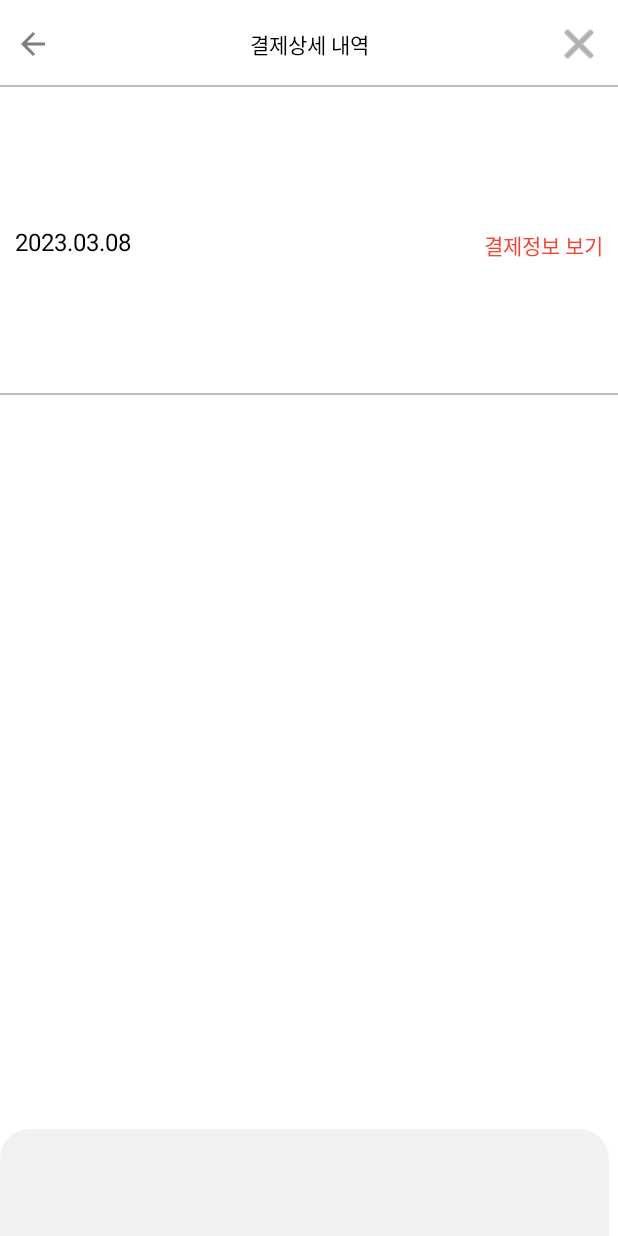
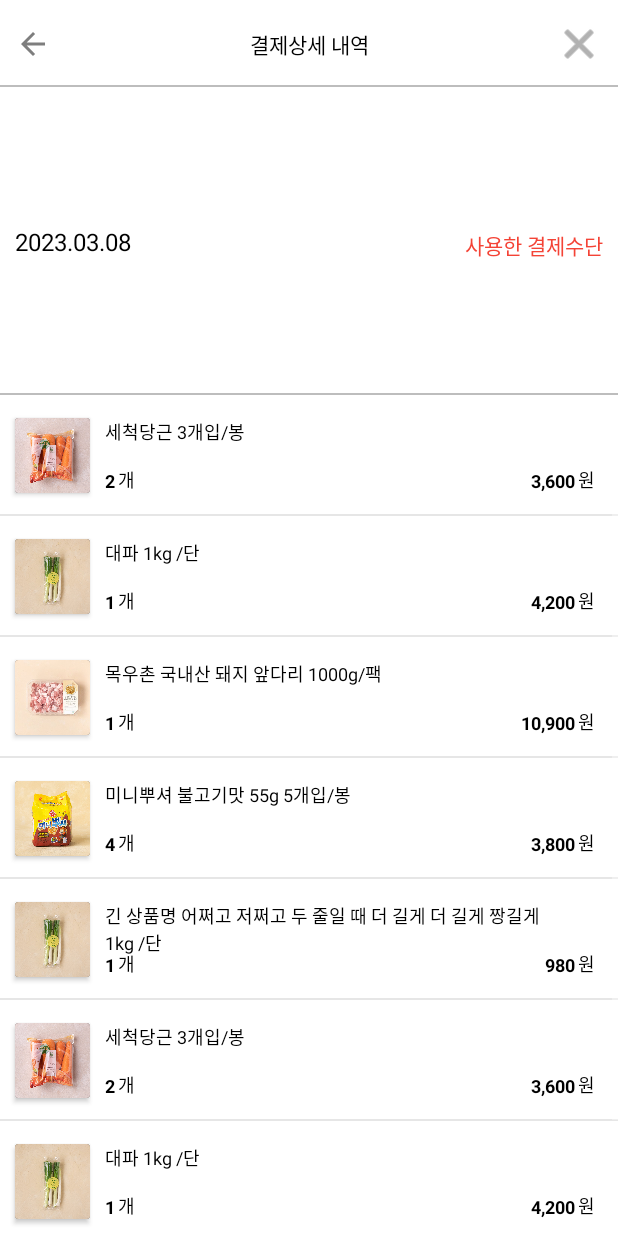
Before and after one commit to 2022-SMHRD-KDT-New-IoT-4/Smcart-Android, an Android app: the PayDetailActivity screen opened directly, with no data from a screen before it, on a phone screen of 412 x 824 dp. Run offline under Robolectric (Android 15) with nearby library versions, the phone set to English and light mode, and no system bars.

Commit message:
이솔 -pull(for copy prj)

```diff
--- a/app/src/main/AndroidManifest.xml
+++ b/app/src/main/AndroidManifest.xml
@@ -57,11 +57,14 @@
 
                 <category android:name="android.intent.category.LAUNCHER" />
             </intent-filter>
+
         </activity>
 
         <activity
             android:name=".SplashActivity"
-            android:exported="false" />
+            android:exported="true">
+
+        </activity>
         <activity
             android:name=".MainActivity"
             android:exported="true">
--- a/app/src/main/java/com/example/smcart/CardAdapter.kt
+++ b/app/src/main/java/com/example/smcart/CardAdapter.kt
@@ -11,7 +11,7 @@ import androidx.recyclerview.widget.RecyclerView
  * RecyclerView Adapter 를 상속 받는다
  * 제네릭 타입으론 UI에 보여줄 View 를 담는 ViewHolder 이다.
  */
-class CardAdepter(private val context: Context, private val imageList: MutableList<Int> ): RecyclerView.Adapter<CardAdepter.PagerViewHolder>() {
+class CardAdapter(private val context: Context, private val imageList: MutableList<Int> ): RecyclerView.Adapter<CardAdapter.PagerViewHolder>() {
 
     /**
      * View 를 담을 ViewHolder class 를 정의 한다.
--- a/app/src/main/java/com/example/smcart/PayDetailActivity.kt
+++ b/app/src/main/java/com/example/smcart/PayDetailActivity.kt
@@ -18,9 +18,14 @@ class PayDetailActivity : AppCompatActivity() {
         val data = ArrayList<BasketVO>()
         data.add(BasketVO("세척당근 3개입/봉", "3,600","2",R.drawable.carrot))
         data.add(BasketVO("대파 1kg /단", "4,200","1",R.drawable.greenonion))
+        data.add(BasketVO("목우촌 국내산 돼지 앞다리 1000g/팩", "10,900","1",R.drawable.pork))
+        data.add(BasketVO("미니뿌셔 불고기맛 55g 5개입/봉", "3,800","4",R.drawable.snack))
+        data.add(BasketVO("긴 상품명 어쩌고 저쩌고 두 줄일 때 더 길게 더 길게 짱길게1kg /단", "980","1",R.drawable.greenonion))
+        data.add(BasketVO("세척당근 3개입/봉", "3,600","2",R.drawable.carrot))
         data.add(BasketVO("대파 1kg /단", "4,200","1",R.drawable.greenonion))
-        data.add(BasketVO("대파 1kg /단", "4,200","1",R.drawable.greenonion))
-        data.add(BasketVO("긴 상품명 어쩌고 저쩌고 두 줄일 때 더 길게 더 길게 짱길게1kg /단", "4,200","1",R.drawable.greenonion))
+        data.add(BasketVO("목우촌 국내산 돼지 앞다리 1000g/팩", "10,900","1",R.drawable.pork))
+        data.add(BasketVO("미니뿌셔 불고기맛 55g 5개입/봉", "3,800","4",R.drawable.snack))
+        data.add(BasketVO("긴 상품명 어쩌고 저쩌고 두 줄일 때 더 길게 더 길게 짱길게1kg /단", "980","1",R.drawable.greenonion))
         // please
         val adapter = PayDetailAdapter(applicationContext,data)
         rcPayDetailList.adapter = adapter
--- a/app/src/main/java/com/example/smcart/PayDetailAdapter.kt
+++ b/app/src/main/java/com/example/smcart/PayDetailAdapter.kt
@@ -42,7 +42,7 @@ class PayDetailAdapter (var context : Context, var data : ArrayList<BasketVO>):
         holder.tvProdNamePD.text = data[position].name
         holder.tvProdPricePD.text = data[position].price
         holder.tvProdCntPD.text = data[position].cnt
-        holder.imgProdPD.setImageResource(R.drawable.carrot)
+        holder.imgProdPD.setImageResource(data[position].img)
 
     }
 
--- a/app/src/main/res/layout/activity_basket.xml
+++ b/app/src/main/res/layout/activity_basket.xml
@@ -154,6 +154,12 @@
                         android:textColor="#F44336"
                         android:textSize="12sp"
                         android:textStyle="bold" />
+
+                    <View
+                        android:id="@+id/divider"
+                        android:layout_width="match_parent"
+                        android:layout_height="1dp"
+                        android:background="?android:attr/listDivider" />
                 </TableRow>
 
                 <TableRow
--- a/app/src/main/res/layout/activity_pay_detail.xml
+++ b/app/src/main/res/layout/activity_pay_detail.xml
@@ -97,28 +97,17 @@
         android:layout_width="wrap_content"
         android:layout_height="wrap_content"
         android:layout_marginEnd="10dp"
-        android:text="결제정보 보기"
+        android:text="사용한 결제수단"
         android:textColor="#F44336"
         app:layout_constraintBottom_toTopOf="@+id/guideline2"
         app:layout_constraintEnd_toEndOf="parent"
         app:layout_constraintTop_toTopOf="@+id/guideline"
         app:layout_constraintVertical_bias="0.515" />
 
-    <androidx.constraintlayout.widget.ConstraintLayout
-        android:id="@+id/constraintLayout"
-        android:layout_width="406dp"
-        android:layout_height="71dp"
-        android:background="@drawable/backcard_gray"
-        app:layout_constraintBottom_toBottomOf="parent"
-        app:layout_constraintEnd_toEndOf="parent"
-        app:layout_constraintHorizontal_bias="0.0"
-        app:layout_constraintStart_toStartOf="parent">
-
-    </androidx.constraintlayout.widget.ConstraintLayout>
-
     <ScrollView
         android:layout_width="0dp"
         android:layout_height="0dp"
+        app:layout_constraintBottom_toBottomOf="parent"
         app:layout_constraintEnd_toEndOf="parent"
         app:layout_constraintStart_toStartOf="parent"
         app:layout_constraintTop_toBottomOf="@+id/view003">
@@ -126,19 +115,76 @@
         <LinearLayout
             android:layout_width="match_parent"
             android:layout_height="wrap_content"
-            android:orientation="vertical" >
+            android:orientation="vertical">
 
             <androidx.recyclerview.widget.RecyclerView
                 android:id="@+id/rcPayDetailList"
-                android:layout_width="0dp"
+                android:layout_width="match_parent"
                 android:layout_height="wrap_content"
-                android:background="#0054F9FF"
+                android:background="#8DE8EC"
                 android:scrollbarAlwaysDrawHorizontalTrack="false" />
 
-            <LinearLayout
+            <androidx.constraintlayout.widget.ConstraintLayout
                 android:layout_width="match_parent"
-                android:layout_height="match_parent"
-                android:orientation="vertical"></LinearLayout>
+                android:layout_height="wrap_content"
+                android:background="#FFFFFF">
+
+                <View
+                    android:id="@+id/view001"
+                    android:layout_width="match_parent"
+                    android:layout_height="8dp"
+                    android:background="#E1E1E1"
+                    app:layout_constraintEnd_toEndOf="parent"
+                    app:layout_constraintStart_toStartOf="parent"
+                    app:layout_constraintTop_toTopOf="parent" />
+
+                <TextView
+                    android:id="@+id/textView29"
+                    android:layout_width="wrap_content"
+                    android:layout_height="wrap_content"
+                    android:layout_marginStart="10dp"
+                    android:layout_marginTop="30dp"
+                    android:layout_marginBottom="30dp"
+                    android:text="결제총액"
+                    android:textColor="#000000"
+                    android:textSize="12sp"
+                    app:layout_constraintBottom_toBottomOf="parent"
+                    app:layout_constraintStart_toStartOf="parent"
+                    app:layout_constraintTop_toBottomOf="@+id/view001" />
+
+                <TextView
+                    android:id="@+id/textView30"
+                    android:layout_width="wrap_content"
+                    android:layout_height="wrap_content"
+                    android:layout_marginEnd="10dp"
+                    android:text="원"
+                    android:textColor="#F44336"
+                    android:textSize="12sp"
+                    app:layout_constraintEnd_toEndOf="parent"
+                    app:layout_constraintTop_toTopOf="@+id/textView29" />
+
+                <TextView
+                    android:id="@+id/textView31"
+                    android:layout_width="wrap_content"
+                    android:layout_height="wrap_content"
+                    android:layout_marginEnd="3dp"
+                    android:gravity="right"
+                    android:text="173,980"
+                    android:textColor="#F44336"
+                    android:textSize="12sp"
+                    android:textStyle="bold"
+                    app:layout_constraintBottom_toBottomOf="@+id/textView30"
+                    app:layout_constraintEnd_toStartOf="@+id/textView30" />
+
+                <View
+                    android:id="@+id/view004"
+                    android:layout_width="match_parent"
+                    android:layout_height="8dp"
+                    android:background="#E1E1E1"
+                    app:layout_constraintBottom_toBottomOf="parent"
+                    app:layout_constraintEnd_toEndOf="parent"
+                    app:layout_constraintStart_toStartOf="parent" />
+            </androidx.constraintlayout.widget.ConstraintLayout>
 
         </LinearLayout>
     </ScrollView>
--- a/app/src/main/res/layout/activity_qractivity.xml
+++ b/app/src/main/res/layout/activity_qractivity.xml
@@ -4,6 +4,7 @@
     xmlns:tools="http://schemas.android.com/tools"
     android:layout_width="match_parent"
     android:layout_height="match_parent"
+    android:background="#FFFFFF"
     tools:context=".QRActivity">
 
 
--- a/app/src/main/res/layout/paydetail_list.xml
+++ b/app/src/main/res/layout/paydetail_list.xml
@@ -10,29 +10,31 @@
         android:id="@+id/cardView"
         android:layout_width="wrap_content"
         android:layout_height="wrap_content"
-        android:layout_marginStart="15dp"
-        android:layout_marginTop="20dp"
-        android:layout_marginBottom="20dp"
-        app:cardCornerRadius="5dp"
+        android:layout_marginStart="10dp"
+        android:layout_marginTop="15dp"
+        android:layout_marginBottom="15dp"
+        app:cardCornerRadius="2dp"
         app:layout_constraintBottom_toBottomOf="parent"
         app:layout_constraintStart_toStartOf="parent"
         app:layout_constraintTop_toTopOf="parent">
 
         <ImageView
             android:id="@+id/imgProdPD"
-            android:layout_width="90dp"
-            android:layout_height="90dp"
+            android:layout_width="50dp"
+            android:layout_height="50dp"
             tools:srcCompat="@drawable/carrot" />
     </androidx.cardview.widget.CardView>
 
     <TextView
         android:id="@+id/tvProdNamePD"
-        android:layout_width="200dp"
-        android:layout_height="50dp"
+        android:layout_width="0dp"
+        android:layout_height="40dp"
         android:layout_marginStart="10dp"
-        android:layout_marginTop="5dp"
+        android:layout_marginEnd="50dp"
         android:text="상품명"
         android:textColor="#000000"
+        android:textSize="12sp"
+        app:layout_constraintEnd_toEndOf="parent"
         app:layout_constraintStart_toEndOf="@+id/cardView"
         app:layout_constraintTop_toTopOf="@+id/cardView" />
 
@@ -40,9 +42,10 @@
         android:id="@+id/textView14"
         android:layout_width="wrap_content"
         android:layout_height="wrap_content"
-        android:layout_marginStart="5dp"
+        android:layout_marginStart="2dp"
         android:text="개"
         android:textColor="#000000"
+        android:textSize="12sp"
         app:layout_constraintBottom_toBottomOf="@+id/tvProdCntPD"
         app:layout_constraintStart_toEndOf="@+id/tvProdCntPD" />
 
@@ -53,7 +56,7 @@
         android:layout_marginStart="10dp"
         android:text="00"
         android:textColor="#000000"
-        android:textSize="16sp"
+        android:textSize="12sp"
         android:textStyle="bold"
         app:layout_constraintBottom_toBottomOf="@+id/cardView"
         app:layout_constraintStart_toEndOf="@+id/cardView" />
@@ -62,10 +65,10 @@
         android:id="@+id/tvProdPricePD"
         android:layout_width="wrap_content"
         android:layout_height="wrap_content"
-        android:layout_marginEnd="5dp"
+        android:layout_marginEnd="2dp"
         android:text="00,000"
         android:textColor="#000000"
-        android:textSize="16sp"
+        android:textSize="12sp"
         android:textStyle="bold"
         app:layout_constraintBottom_toBottomOf="@+id/textView10"
         app:layout_constraintEnd_toStartOf="@+id/textView10" />
@@ -77,8 +80,17 @@
         android:layout_marginEnd="15dp"
         android:text="원"
         android:textColor="#000000"
+        android:textSize="12sp"
         app:layout_constraintBottom_toBottomOf="@+id/textView14"
         app:layout_constraintEnd_toEndOf="parent" />
 
+    <View
+        android:layout_width="0dp"
+        android:layout_height="1dp"
+        android:background="#E6E6E6"
+        app:layout_constraintBottom_toBottomOf="parent"
+        app:layout_constraintEnd_toEndOf="parent"
+        app:layout_constraintStart_toStartOf="parent" />
+
 
 </androidx.constraintlayout.widget.ConstraintLayout>
```
Also changed, not shown: app/src/main/java/com/example/smcart/LoginActivity.kt (+29 -0 lines), app/src/main/java/com/example/smcart/SplashActivity.kt (+15 -0 lines), app/src/main/res/layout/activity_login.xml (+29 -25 lines), app/src/main/res/layout/activity_main.xml (+16 -3 lines), app/src/main/res/drawable/logo.png (added).
